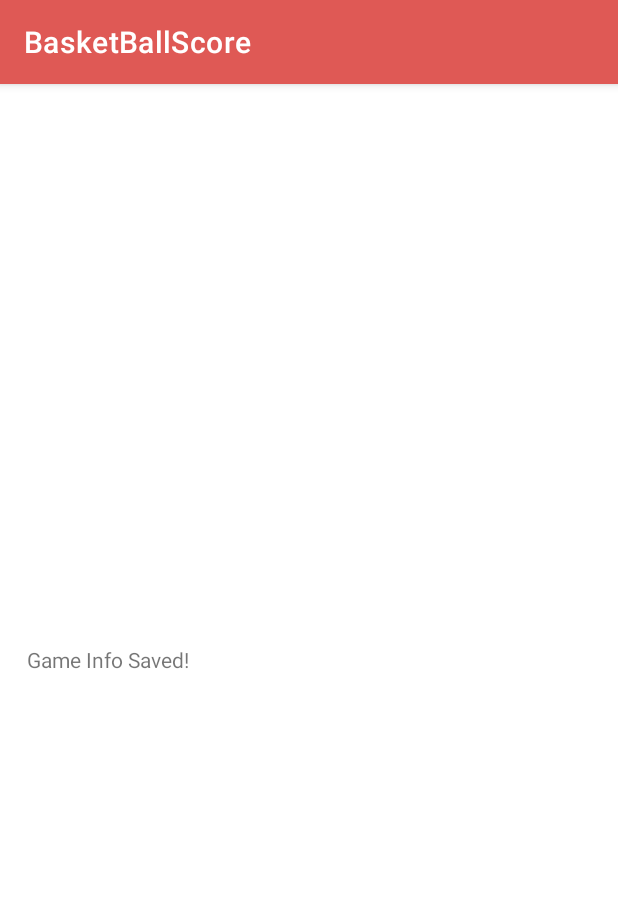
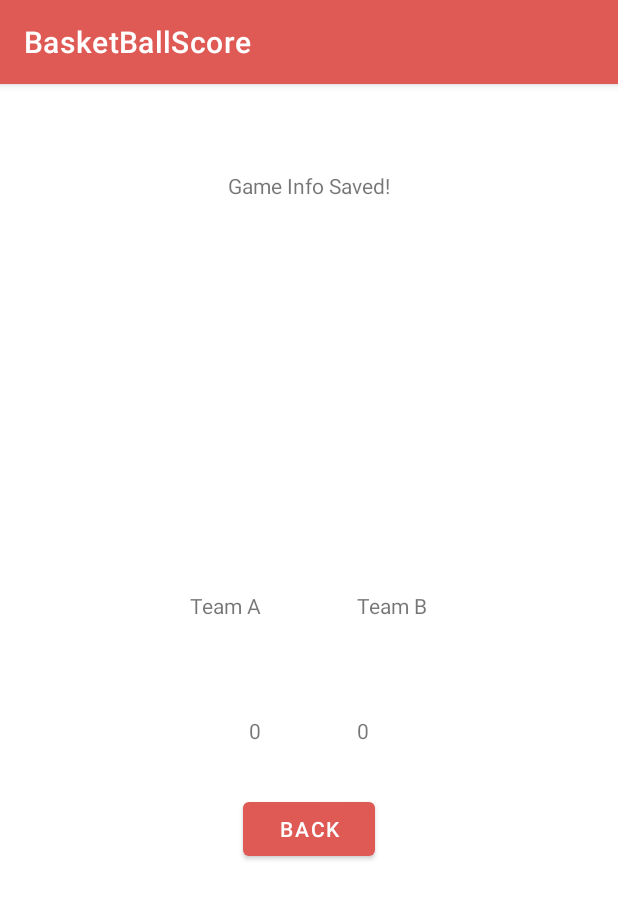
Before and after one commit to TweedChristian/BasketBallScore, an Android app: the GameResults screen opened directly, with no data from a screen before it, on a phone screen of 412 x 824 dp. Shown: the top 899 px of the screen. Run offline under Robolectric (Android 15) with nearby library versions, the phone set to English and light mode, and no system bars.

Commit message:
Finished Activity to Activity communication, and added basic layouts for game results

```diff
--- a/app/src/main/java/com/tweedchristian/android/basketballscore/GameResults.kt
+++ b/app/src/main/java/com/tweedchristian/android/basketballscore/GameResults.kt
@@ -1,11 +1,93 @@
 package com.tweedchristian.android.basketballscore
 
+import android.app.Activity
+import android.content.Context
+import android.content.Intent
 import androidx.appcompat.app.AppCompatActivity
 import android.os.Bundle
+import android.widget.Button
+import android.widget.TextView
+import androidx.lifecycle.ViewModelProvider
+
+private const val TEAM_A_NAME = "TEAM_A_NAME"
+private const val TEAM_B_NAME = "TEAM_B_NAME"
+private const val TEAM_A_POINTS = "TEAM_A_POINTS"
+private const val TEAM_B_POINTS = "TEAM_B_POINTS"
 
 class GameResults : AppCompatActivity() {
+
+    private lateinit var teamAName: TextView
+    private lateinit var teamBName: TextView
+    private lateinit var teamAPoints: TextView
+    private lateinit var teamBPoints: TextView
+    private lateinit var backButton: Button
+
+    private val basketballViewModel: BasketballViewModel by lazy {
+        ViewModelProvider(this).get(BasketballViewModel::class.java)
+    }
+
     override fun onCreate(savedInstanceState: Bundle?) {
         super.onCreate(savedInstanceState)
         setContentView(R.layout.activity_game_results)
+        val teamOneInitialPoints = savedInstanceState?.getInt(TEAM_A_POINTS, 0) ?: 0
+        val teamTwoInitialPoints = savedInstanceState?.getInt(TEAM_B_POINTS, 0) ?: 0
+        loadGame(teamOneInitialPoints, teamTwoInitialPoints)
+        initViews()
+    }
+
+    override fun onSaveInstanceState(savedInstanceState: Bundle) {
+        super.onSaveInstanceState(savedInstanceState)
+        savedInstanceState.putInt(TEAM_A_POINTS, basketballViewModel.teamOneCurrentPoints)
+        savedInstanceState.putInt(TEAM_B_POINTS, basketballViewModel.teamTwoCurrentPoints)
+    }
+
+    companion object {
+        fun newIntent(packageContext: Context, basketBallGame: BasketBallGame): Intent {
+            return Intent(packageContext, GameResults::class.java)
+                .apply {
+                    putExtra(TEAM_A_NAME, basketBallGame.getTeamOne.name)
+                }
+                .apply {
+                    putExtra(TEAM_B_NAME, basketBallGame.getTeamTwo.name)
+                }
+                .apply {
+                    putExtra(TEAM_A_POINTS, basketBallGame.getTeamOne.points)
+                }
+                .apply {
+                    putExtra(TEAM_B_POINTS, basketBallGame.getTeamTwo.points)
+                }
+        }
+    }
+
+    private fun loadGame(bundlePointsA: Int, bundlePointsB: Int) {
+        val intentPointsA = intent.getIntExtra(TEAM_A_POINTS, 0)
+        val intentPointsB = intent.getIntExtra(TEAM_B_POINTS, 0)
+        if(intentPointsA == 0 && intentPointsB == 0){
+            basketballViewModel.setPointsFromSavedState(bundlePointsA, bundlePointsB)
+        }
+        else {
+            basketballViewModel.setPointsFromSavedState(intentPointsA, intentPointsB)
+        }
+
+        basketballViewModel.basketBallGame.updateTeamName(true,  intent.getStringExtra(TEAM_A_NAME) ?: "Team A")
+        basketballViewModel.basketBallGame.updateTeamName(false,  intent.getStringExtra(TEAM_B_NAME) ?: "Team B")
+    }
+
+    private fun initViews(){
+        backButton = findViewById(R.id.backButton)
+        teamAName = findViewById(R.id.gameResultsTeamA)
+        teamBName = findViewById(R.id.gameResultsTeamB)
+        teamAPoints = findViewById(R.id.gameResultsTeamAPoints)
+        teamBPoints = findViewById(R.id.gameResultsTeamBPoints)
+
+        teamAName.text = basketballViewModel.basketBallGame.getTeamOne.name
+        teamBName.text = basketballViewModel.basketBallGame.getTeamTwo.name
+        teamAPoints.text = basketballViewModel.basketBallGame.getTeamOne.points.toString()
+        teamBPoints.text = basketballViewModel.basketBallGame.getTeamTwo.points.toString()
+
+        backButton.setOnClickListener {
+            setResult(Activity.RESULT_OK, Intent())
+            finish()
+        }
     }
 }
--- a/app/src/main/res/layout-land/activity_game_results.xml
+++ b/app/src/main/res/layout-land/activity_game_results.xml
@@ -1,6 +1,75 @@
-<?xml version="1.0" encoding="utf-8"?>
 <LinearLayout xmlns:android="http://schemas.android.com/apk/res/android"
-    android:orientation="vertical" android:layout_width="match_parent"
-    android:layout_height="match_parent">
-
+    xmlns:app="http://schemas.android.com/apk/res-auto"
+    xmlns:tools="http://schemas.android.com/tools"
+    android:layout_width="match_parent"
+    android:layout_height="match_parent"
+    android:orientation="vertical"
+    android:padding="18dp"
+    android:gravity="center_horizontal"
+    tools:context=".GameResults">
+    <TextView
+        android:layout_width="wrap_content"
+        android:layout_marginTop="40dp"
+        android:layout_height="wrap_content"
+        android:text='@string/gameResultsString'
+        />
+    <LinearLayout
+        android:layout_width="match_parent"
+        android:layout_height="wrap_content"
+        android:orientation="vertical"
+        android:gravity="center_horizontal"
+        >
+        <LinearLayout
+            android:layout_width="match_parent"
+            android:layout_height="wrap_content"
+            android:orientation="horizontal"
+            android:gravity="center"
+            >
+            <TextView
+                android:id="@+id/gameResultsTeamA"
+                android:layout_width="wrap_content"
+                android:layout_height="wrap_content"
+                android:padding="12dp"
+                tools:text="Team A"
+                android:layout_margin="20dp"
+                />
+            <TextView
+                android:id="@+id/gameResultsTeamB"
+                android:layout_width="wrap_content"
+                android:layout_height="wrap_content"
+                android:padding="12dp"
+                tools:text="Team B"
+                android:layout_margin="20dp"
+                />
+        </LinearLayout>
+        <LinearLayout
+            android:layout_width="match_parent"
+            android:layout_height="wrap_content"
+            android:orientation="horizontal"
+            android:gravity="center"
+            >
+            <TextView
+                android:id="@+id/gameResultsTeamAPoints"
+                android:layout_width="wrap_content"
+                android:layout_height="wrap_content"
+                android:padding="12dp"
+                tools:text="40 Points"
+                android:layout_margin="20dp"
+                />
+            <TextView
+                android:id="@+id/gameResultsTeamBPoints"
+                android:layout_width="wrap_content"
+                android:layout_height="wrap_content"
+                android:padding="12dp"
+                tools:text="80 Points"
+                android:layout_margin="20dp"
+                />
+        </LinearLayout>
+        <Button
+            android:id="@+id/backButton"
+            android:layout_height="wrap_content"
+            android:layout_width="wrap_content"
+            android:text="@string/back"
+            />
+    </LinearLayout>
 </LinearLayout>
--- a/app/src/main/res/layout/activity_game_results.xml
+++ b/app/src/main/res/layout/activity_game_results.xml
@@ -5,12 +5,72 @@
     android:layout_width="match_parent"
     android:layout_height="match_parent"
     android:orientation="vertical"
-    android:gravity="center"
     android:padding="18dp"
+    android:gravity="center_horizontal"
     tools:context=".GameResults">
     <TextView
-        android:layout_width="match_parent"
+        android:layout_width="wrap_content"
+        android:layout_marginTop="40dp"
         android:layout_height="wrap_content"
         android:text='@string/gameResultsString'
         />
+    <LinearLayout
+        android:layout_width="match_parent"
+        android:layout_height="match_parent"
+        android:orientation="vertical"
+        android:gravity="center"
+        >
+        <LinearLayout
+            android:layout_width="match_parent"
+            android:layout_height="wrap_content"
+            android:orientation="horizontal"
+            android:gravity="center"
+            >
+            <TextView
+                android:id="@+id/gameResultsTeamA"
+                android:layout_width="wrap_content"
+                android:layout_height="wrap_content"
+                android:padding="12dp"
+                tools:text="Team A"
+                android:layout_margin="20dp"
+                />
+            <TextView
+                android:id="@+id/gameResultsTeamB"
+                android:layout_width="wrap_content"
+                android:layout_height="wrap_content"
+                android:padding="12dp"
+                tools:text="Team B"
+                android:layout_margin="20dp"
+                />
+        </LinearLayout>
+        <LinearLayout
+            android:layout_width="match_parent"
+            android:layout_height="wrap_content"
+            android:orientation="horizontal"
+            android:gravity="center"
+            >
+            <TextView
+                android:id="@+id/gameResultsTeamAPoints"
+                android:layout_width="wrap_content"
+                android:layout_height="wrap_content"
+                android:padding="12dp"
+                tools:text="40 Points"
+                android:layout_margin="20dp"
+                />
+            <TextView
+                android:id="@+id/gameResultsTeamBPoints"
+                android:layout_width="wrap_content"
+                android:layout_height="wrap_content"
+                android:padding="12dp"
+                tools:text="80 Points"
+                android:layout_margin="20dp"
+                />
+        </LinearLayout>
+        <Button
+            android:id="@+id/backButton"
+            android:layout_height="wrap_content"
+            android:layout_width="wrap_content"
+            android:text="@string/back"
+            />
+    </LinearLayout>
 </LinearLayout>
--- a/app/src/main/res/values/strings.xml
+++ b/app/src/main/res/values/strings.xml
@@ -7,5 +7,8 @@
 <string name="freeThrow">Free Throw</string>
 <string name="pageTitle">BasketBall Score</string>
 <string name="reset">Reset</string>
-<string name="gameResultsString">Game Info Saved!</string>
+    <string name="save">Save</string>
+    <string name="display">Display</string>
+    <string name="gameResultsString">Game Info Saved!</string>
+    <string name="back">Back</string>
 </resources>
```
Also changed, not shown: app/src/main/java/com/tweedchristian/android/basketballscore/MainActivity.kt (+28 -22 lines), app/src/main/res/layout-land/activity_main.xml (+27 -5 lines), app/src/main/res/layout/activity_main.xml (+26 -5 lines).
